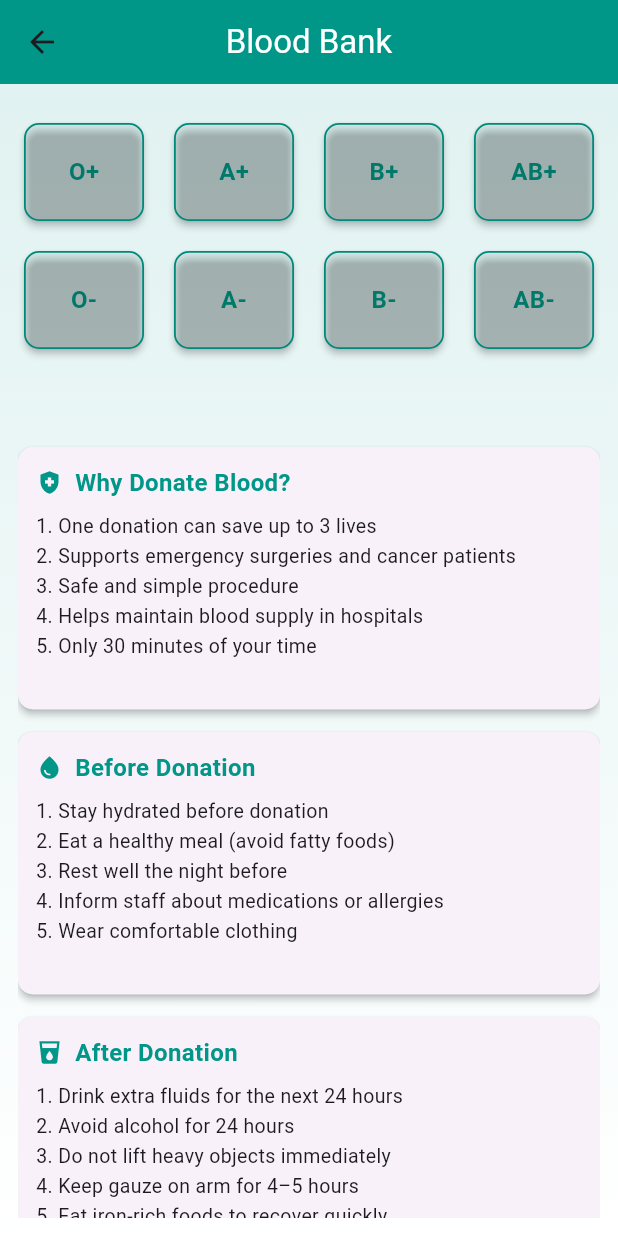
After one commit to riazulrocky/Health-Expert-Flutter-App, a Flutter app: the BloodBankPage screen opened directly, on a phone screen of 412 x 824 dp. The commit adds this screen. Run offline on Flutter 3.47's test engine with Material 3 defaults, Android fonts, the phone set to English and light mode, and no system bars.

Commit message:
blood bank

```diff
--- /dev/null
+++ b/lib/blood_bank/blood_bank_page.dart
@@ -0,0 +1,159 @@
+import 'package:flutter/material.dart';
+
+class BloodBankPage extends StatelessWidget {
+  BloodBankPage({super.key});
+
+  final List<String> bloodGroups = ['O+', 'A+', 'B+', 'AB+', 'O-', 'A-', 'B-', 'AB-'];
+
+  final String _whyDonateTips = '''
+1. One donation can save up to 3 lives
+2. Supports emergency surgeries and cancer patients
+3. Safe and simple procedure
+4. Helps maintain blood supply in hospitals
+5. Only 30 minutes of your time
+  ''';
+
+  final String _beforeTips = '''
+1. Stay hydrated before donation
+2. Eat a healthy meal (avoid fatty foods)
+3. Rest well the night before
+4. Inform staff about medications or allergies
+5. Wear comfortable clothing
+  ''';
+
+  final String _afterTips = '''
+1. Drink extra fluids for the next 24 hours
+2. Avoid alcohol for 24 hours
+3. Do not lift heavy objects immediately
+4. Keep gauze on arm for 4–5 hours
+5. Eat iron-rich foods to recover quickly
+  ''';
+
+  // Build compact blood group card
+  Widget _buildBloodGroupCard(BuildContext context, String bloodType) {
+    return Card(
+      elevation: 2,
+      shape: RoundedRectangleBorder(
+        borderRadius: BorderRadius.circular(10),
+        side: BorderSide(
+          color: Colors.teal.shade600,
+          width: 1.2,
+        ),
+      ),
+      color: Colors.teal.withOpacity(0.03),
+      child: InkWell(
+        onTap: () {
+          ScaffoldMessenger.of(context).showSnackBar(
+            SnackBar(content: Text('Tapped $bloodType')),
+          );
+        },
+        child: Padding(
+          padding: const EdgeInsets.all(8),
+          child: Column(
+            mainAxisAlignment: MainAxisAlignment.center,
+            children: [
+              Text(
+                bloodType,
+                style: TextStyle(
+                  fontSize: 16,
+                  fontWeight: FontWeight.bold,
+                  color: Colors.teal.shade700,
+                ),
+              ),
+            ],
+          ),
+        ),
+      ),
+    );
+  }
+
+  // Build single tip section box
+  Widget _buildTipSection(String title, String tips, IconData icon) {
+    return Card(
+      elevation: 2,
+      shape: RoundedRectangleBorder(borderRadius: BorderRadius.circular(10)),
+      margin: const EdgeInsets.only(bottom: 15),
+      child: Padding(
+        padding: const EdgeInsets.all(12),
+        child: Column(
+          crossAxisAlignment: CrossAxisAlignment.start,
+          children: [
+            Row(
+              children: [
+                Icon(icon, color: Colors.teal, size: 18),
+                const SizedBox(width: 8),
+                Text(
+                  title,
+                  style: TextStyle(
+                    fontSize: 16,
+                    fontWeight: FontWeight.bold,
+                    color: Colors.teal,
+                  ),
+                ),
+              ],
+            ),
+            const SizedBox(height: 8),
+            Text(
+              tips,
+              style: const TextStyle(fontSize: 13, height: 1.5),
+            ),
+          ],
+        ),
+      ),
+    );
+  }
+
+  @override
+  Widget build(BuildContext context) {
+    return Scaffold(
+      appBar: AppBar(
+        title: const Text('Blood Bank', style: TextStyle(color: Colors.white)),
+        backgroundColor: Colors.teal,
+        centerTitle: true,
+      ),
+      body: Container(
+        padding: const EdgeInsets.all(12),
+        decoration: BoxDecoration(
+          gradient: LinearGradient(
+            begin: Alignment.topCenter,
+            end: Alignment.bottomCenter,
+            colors: [Colors.teal.shade50, Colors.white],
+          ),
+        ),
+        child: SingleChildScrollView(
+          child: Column(
+            crossAxisAlignment: CrossAxisAlignment.start,
+            children: [
+              const SizedBox(height: 10),
+
+              // Blood Group Grid (4 per row)
+              SizedBox(
+                height: 200, // Fixed height for 2 rows
+                child: GridView.builder(
+                  shrinkWrap: true,
+                  physics: const NeverScrollableScrollPhysics(),
+                  gridDelegate: const SliverGridDelegateWithFixedCrossAxisCount(
+                    crossAxisCount: 4,
+                    crossAxisSpacing: 12,
+                    mainAxisSpacing: 12,
+                    childAspectRatio: 1.2, // Width/height ratio
+                  ),
+                  itemCount: bloodGroups.length,
+                  itemBuilder: (context, index) =>
+                      _buildBloodGroupCard(context, bloodGroups[index]),
+                ),
+              ),
+
+              const SizedBox(height: 20),
+
+              // Tip Sections
+              _buildTipSection('Why Donate Blood?', _whyDonateTips, Icons.health_and_safety),
+              _buildTipSection('Before Donation', _beforeTips, Icons.water_drop),
+              _buildTipSection('After Donation', _afterTips, Icons.local_drink),
+            ],
+          ),
+        ),
+      ),
+    );
+  }
+}
```
Also changed, not shown: lib/home_page.dart (+76 -42 lines).
